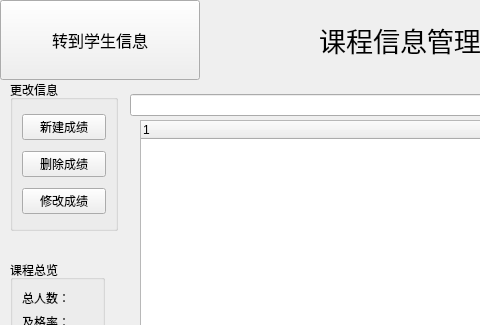
The window that lesson_manage_page.ui (for-all-fistance/student_manager) describes before a commit, drawn with Qt 5; both pictures show x 0 to 480 and y 0 to 325 of the 800 by 600 pixel window.
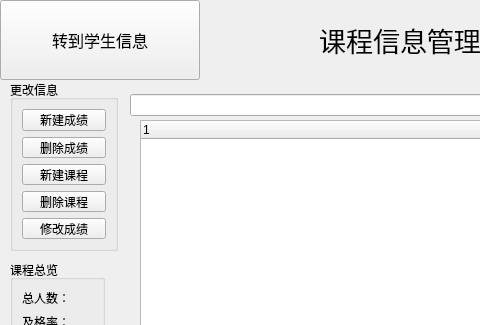
The same window after the commit. Icons and pictures are not drawn.

```diff
--- a/lesson_manage_page.ui
+++ b/lesson_manage_page.ui
@@ -134,20 +134,13 @@
      <x>10</x>
      <y>80</y>
      <width>108</width>
-     <height>151</height>
+     <height>171</height>
     </rect>
    </property>
    <property name="title">
     <string>更改信息</string>
    </property>
    <layout class="QGridLayout" name="gridLayout">
-    <item row="0" column="0">
-     <widget class="QPushButton" name="add_score_btn">
-      <property name="text">
-       <string>新建成绩</string>
-      </property>
-     </widget>
-    </item>
     <item row="1" column="0">
      <widget class="QPushButton" name="del_score_btn">
       <property name="text">
@@ -155,13 +148,34 @@
       </property>
      </widget>
     </item>
-    <item row="2" column="0">
+    <item row="3" column="0">
+     <widget class="QPushButton" name="pushButton">
+      <property name="text">
+       <string>删除课程</string>
+      </property>
+     </widget>
+    </item>
+    <item row="0" column="0">
+     <widget class="QPushButton" name="add_score_btn">
+      <property name="text">
+       <string>新建成绩</string>
+      </property>
+     </widget>
+    </item>
+    <item row="4" column="0">
      <widget class="QPushButton" name="chag_score_btn">
       <property name="text">
        <string>修改成绩</string>
       </property>
      </widget>
     </item>
+    <item row="2" column="0">
+     <widget class="QPushButton" name="pushButton_2">
+      <property name="text">
+       <string>新建课程</string>
+      </property>
+     </widget>
+    </item>
    </layout>
   </widget>
   <widget class="QGroupBox" name="groupBox_2">
```
